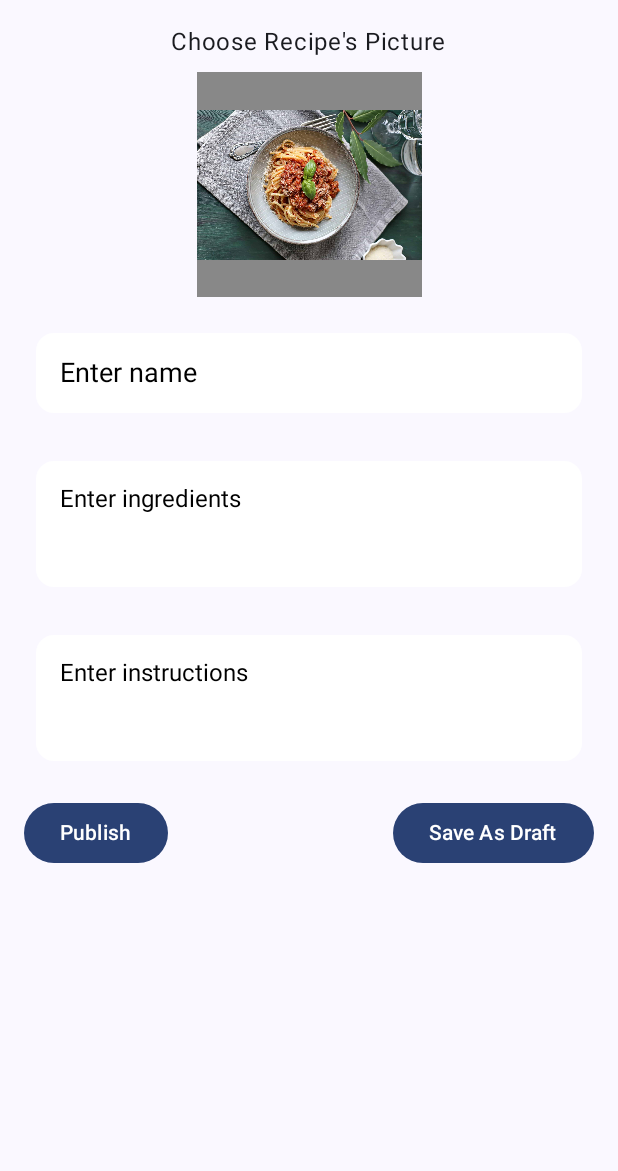
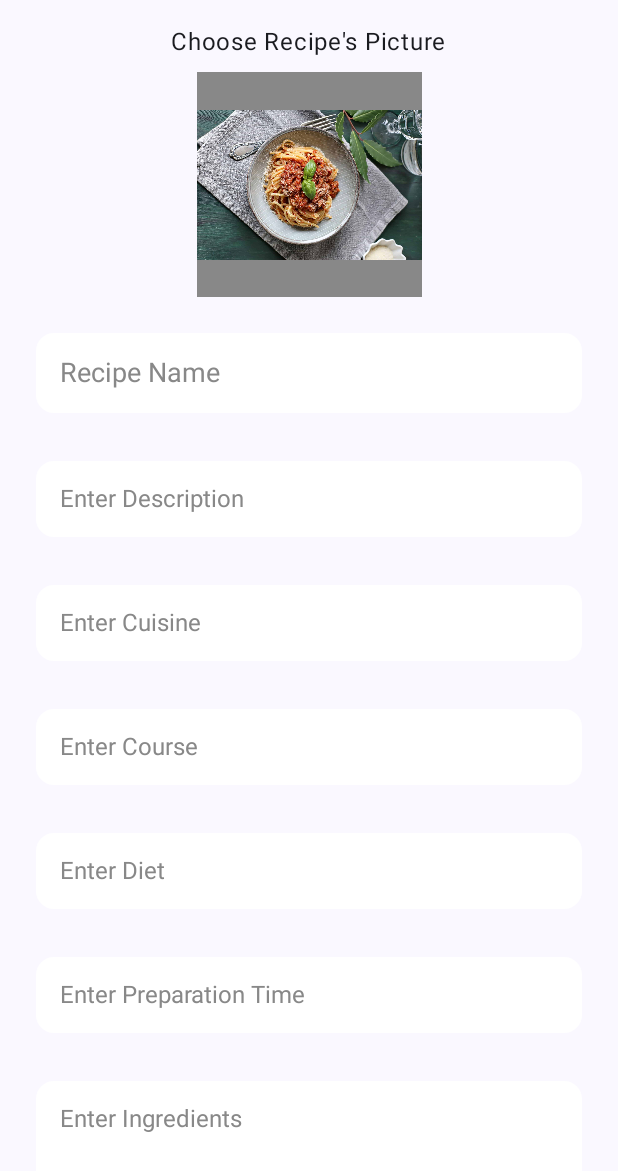
Before and after one commit to mec-cs/aws-bite-byte-frontend, an Android app built with Jetpack Compose: the composable CreateRecipeScreen shown on its own in the app's theme, on a phone screen of 412 x 824 dp. Shown: the top 1171 px of the screen. Run offline under Robolectric (Android 15) with nearby library versions, the phone set to English and light mode, and no system bars; pictures from the network do not load; 2 statements that could not run were skipped.

Commit message:
recipe dto frontend page

```diff
--- a/app/build.gradle.kts
+++ b/app/build.gradle.kts
@@ -91,5 +91,4 @@ dependencies {
     implementation("org.mindrot:jbcrypt:0.4")
     implementation ("io.coil-kt:coil-compose:2.2.2")
 
-
 }
--- a/app/src/main/java/com/chattingapp/foodrecipeuidemo/composables/navigationbar/CreateRecipeScreen.kt
+++ b/app/src/main/java/com/chattingapp/foodrecipeuidemo/composables/navigationbar/CreateRecipeScreen.kt
@@ -1,108 +1,3 @@
-/*package com.chattingapp.foodrecipeuidemo.composables.navigationbar
-import androidx.compose.foundation.Image
-import androidx.compose.foundation.background
-import androidx.compose.foundation.layout.*
-import androidx.compose.foundation.text.BasicTextField
-import androidx.compose.material3.*
-import androidx.compose.runtime.*
-import androidx.compose.ui.Alignment
-import androidx.compose.ui.Modifier
-import androidx.compose.ui.draw.clip
-import androidx.compose.ui.graphics.Color
-import androidx.compose.ui.res.painterResource
-import androidx.compose.ui.text.TextStyle
-import androidx.compose.ui.unit.dp
-import androidx.compose.ui.unit.sp
-import androidx.navigation.NavHostController
-import com.chattingapp.foodrecipeuidemo.R
-@Composable
-fun CreateRecipeScreen(navController: NavHostController) {
-    var recipeName by remember { mutableStateOf("Enter name") }
-    var ingredients by remember { mutableStateOf("Enter ingredients") }
-    var instructions by remember { mutableStateOf("Enter instructions") }
-    Column(
-        modifier = Modifier
-            .fillMaxSize()
-            .padding(16.dp),
-        horizontalAlignment = Alignment.CenterHorizontally
-    ) {
-        Text(text = "Choose Recipe's Picture")
-        Spacer(modifier = Modifier.height(8.dp))
-        Image(
-            painter = painterResource(id = R.drawable.spaghetti_bolognese),
-            contentDescription = null,
-            modifier = Modifier
-                .size(100.dp)
-                .clip(MaterialTheme.shapes.medium)
-        )
-        Spacer(modifier = Modifier.height(16.dp))
-        BasicTextField(
-            value = recipeName,
-            onValueChange = { recipeName = it },
-            textStyle = TextStyle(fontSize = 18.sp, color = Color.Black),
-            decorationBox = { innerTextField ->
-                if (recipeName.isEmpty()) {
-                    Text("Recipe Name", style = TextStyle(color = Color.Gray, fontSize = 18.sp))
-                }
-                innerTextField()
-            },
-            modifier = Modifier
-                .fillMaxWidth()
-                .padding(8.dp)
-                .background(Color.White, MaterialTheme.shapes.medium)
-                .padding(16.dp)
-        )
-        Spacer(modifier = Modifier.height(16.dp))
-        BasicTextField(
-            value = ingredients,
-            onValueChange = { ingredients = it },
-            textStyle = TextStyle(fontSize = 16.sp, color = Color.Black),
-            decorationBox = { innerTextField ->
-                if (ingredients.isEmpty()) {
-                    Text("Enter Ingredients", style = TextStyle(color = Color.Gray, fontSize = 16.sp))
-                }
-                innerTextField()
-            },
-            modifier = Modifier
-                .fillMaxWidth()
-                .height(100.dp)
-                .padding(8.dp)
-                .background(Color.White, MaterialTheme.shapes.medium)
-                .padding(16.dp)
-        )
-        Spacer(modifier = Modifier.height(16.dp))
-        BasicTextField(
-            value = instructions,
-            onValueChange = { instructions = it },
-            textStyle = TextStyle(fontSize = 16.sp, color = Color.Black),
-            decorationBox = { innerTextField ->
-                if (instructions.isEmpty()) {
-                    Text("Enter Instructions", style = TextStyle(color = Color.Gray, fontSize = 16.sp))
-                }
-                innerTextField()
-            },
-            modifier = Modifier
-                .fillMaxWidth()
-                .height(100.dp)
-                .padding(8.dp)
-                .background(Color.White, MaterialTheme.shapes.medium)
-                .padding(16.dp)
-        )
-        Spacer(modifier = Modifier.height(16.dp))
-        Row(
-            modifier = Modifier.fillMaxWidth(),
-            horizontalArrangement = Arrangement.SpaceBetween
-        ) {
-            Button(onClick = { /* Backend Part (Batu) */ }) {
-                Text("Publish")
-            }
-            Button(onClick = { /* Backend Part (Batu) */ }) {
-                Text("Save As Draft")
-            }
-        }
-    }
-}*/
-
 package com.chattingapp.foodrecipeuidemo.composables.navigationbar
 
 import android.net.Uri
@@ -121,7 +16,9 @@ import androidx.compose.foundation.layout.fillMaxWidth
 import androidx.compose.foundation.layout.height
 import androidx.compose.foundation.layout.padding
 import androidx.compose.foundation.layout.size
+import androidx.compose.foundation.rememberScrollState
 import androidx.compose.foundation.text.BasicTextField
+import androidx.compose.foundation.verticalScroll
 import androidx.compose.material3.Button
 import androidx.compose.material3.MaterialTheme
 import androidx.compose.material3.Text
@@ -135,17 +32,24 @@ import androidx.compose.ui.Modifier
 import androidx.compose.ui.graphics.Color
 import androidx.compose.ui.res.painterResource
 import androidx.compose.ui.text.TextStyle
+import androidx.compose.ui.tooling.preview.Preview
 import androidx.compose.ui.unit.dp
 import androidx.compose.ui.unit.sp
 import androidx.navigation.NavHostController
+import androidx.navigation.compose.rememberNavController
 import coil.compose.rememberAsyncImagePainter
 import com.chattingapp.foodrecipeuidemo.R
 
 @Composable
 fun CreateRecipeScreen(navController: NavHostController) {
-    var recipeName by remember { mutableStateOf("Enter name") }
-    var ingredients by remember { mutableStateOf("Enter ingredients") }
-    var instructions by remember { mutableStateOf("Enter instructions") }
+    var recipeName by remember { mutableStateOf("") }
+    var description by remember { mutableStateOf("") }
+    var cuisine by remember { mutableStateOf("") }
+    var course by remember { mutableStateOf("") }
+    var diet by remember { mutableStateOf("") }
+    var prepTime by remember { mutableStateOf("") }
+    var ingredients by remember { mutableStateOf("") }
+    var instructions by remember { mutableStateOf("") }
     var imageUri by remember { mutableStateOf<Uri?>(null) }
 
     val launcher = rememberLauncherForActivityResult(
@@ -157,6 +61,7 @@ fun CreateRecipeScreen(navController: NavHostController) {
     Column(
         modifier = Modifier
             .fillMaxSize()
+            .verticalScroll(rememberScrollState())
             .padding(16.dp),
         horizontalAlignment = Alignment.CenterHorizontally
     ) {
@@ -178,7 +83,7 @@ fun CreateRecipeScreen(navController: NavHostController) {
                 )
             } else {
                 Image(
-                    painter = painterResource(id = R.drawable.spaghetti_bolognese),  // Add a placeholder image resource
+                    painter = painterResource(id = R.drawable.spaghetti_bolognese),  // Placeholder image
                     contentDescription = null,
                     modifier = Modifier.fillMaxSize()
                 )
@@ -194,6 +99,101 @@ fun CreateRecipeScreen(navController: NavHostController) {
             decorationBox = { innerTextField ->
                 if (recipeName.isEmpty()) {
                     Text("Recipe Name", style = TextStyle(color = Color.Gray, fontSize = 18.sp))
+                }
+                innerTextField()
+            },
+            modifier = Modifier
+                .fillMaxWidth()
+                .padding(8.dp)
+                .background(Color.White, MaterialTheme.shapes.medium)
+                .padding(16.dp)
+        )
+
+        Spacer(modifier = Modifier.height(16.dp))
+
+        BasicTextField(
+            value = description,
+            onValueChange = { description = it },
+            textStyle = TextStyle(fontSize = 16.sp, color = Color.Black),
+            decorationBox = { innerTextField ->
+                if (description.isEmpty()) {
+                    Text("Enter Description", style = TextStyle(color = Color.Gray, fontSize = 16.sp))
+                }
+                innerTextField()
+            },
+            modifier = Modifier
+                .fillMaxWidth()
+                .padding(8.dp)
+                .background(Color.White, MaterialTheme.shapes.medium)
+                .padding(16.dp)
+        )
+
+        Spacer(modifier = Modifier.height(16.dp))
+
+        BasicTextField(
+            value = cuisine,
+            onValueChange = { cuisine = it },
+            textStyle = TextStyle(fontSize = 16.sp, color = Color.Black),
+            decorationBox = { innerTextField ->
+                if (cuisine.isEmpty()) {
+                    Text("Enter Cuisine", style = TextStyle(color = Color.Gray, fontSize = 16.sp))
+                }
+                innerTextField()
+            },
+            modifier = Modifier
+                .fillMaxWidth()
+                .padding(8.dp)
+                .background(Color.White, MaterialTheme.shapes.medium)
+                .padding(16.dp)
+        )
+
+        Spacer(modifier = Modifier.height(16.dp))
+
+        BasicTextField(
+            value = course,
+            onValueChange = { course = it },
+            textStyle = TextStyle(fontSize = 16.sp, color = Color.Black),
+            decorationBox = { innerTextField ->
+                if (course.isEmpty()) {
+                    Text("Enter Course", style = TextStyle(color = Color.Gray, fontSize = 16.sp))
+                }
+                innerTextField()
+            },
+            modifier = Modifier
+                .fillMaxWidth()
+                .padding(8.dp)
+                .background(Color.White, MaterialTheme.shapes.medium)
+                .padding(16.dp)
+        )
+
+        Spacer(modifier = Modifier.height(16.dp))
+
+        BasicTextField(
+            value = diet,
+            onValueChange = { diet = it },
+            textStyle = TextStyle(fontSize = 16.sp, color = Color.Black),
+            decorationBox = { innerTextField ->
+                if (diet.isEmpty()) {
+                    Text("Enter Diet", style = TextStyle(color = Color.Gray, fontSize = 16.sp))
+                }
+                innerTextField()
+            },
+            modifier = Modifier
+                .fillMaxWidth()
+                .padding(8.dp)
+                .background(Color.White, MaterialTheme.shapes.medium)
+                .padding(16.dp)
+        )
+
+        Spacer(modifier = Modifier.height(16.dp))
+
+        BasicTextField(
+            value = prepTime,
+            onValueChange = { prepTime = it },
+            textStyle = TextStyle(fontSize = 16.sp, color = Color.Black),
+            decorationBox = { innerTextField ->
+                if (prepTime.isEmpty()) {
+                    Text("Enter Preparation Time", style = TextStyle(color = Color.Gray, fontSize = 16.sp))
                 }
                 innerTextField()
             },
@@ -248,15 +248,21 @@ fun CreateRecipeScreen(navController: NavHostController) {
 
         Row(
             modifier = Modifier.fillMaxWidth(),
-            horizontalArrangement = Arrangement.SpaceBetween
+            horizontalArrangement = Arrangement.Absolute.SpaceAround
         ) {
-            Button(onClick = { /* Backend Part (Batu) */ }) {
+            Button(onClick = { /* Publish to Backend */ }) {
                 Text("Publish")
             }
 
-            Button(onClick = { /* Backend Part (Batu) */ }) {
+            Button(onClick = { /* Save As Draft to Backend */ }) {
                 Text("Save As Draft")
             }
         }
     }
 }
+
+@Preview(showBackground = true)
+@Composable
+fun PreviewCreateRecipeScreen() {
+    CreateRecipeScreen(navController = rememberNavController())
+}
--- a/app/src/main/java/com/chattingapp/foodrecipeuidemo/retrofit/RetrofitApi.kt
+++ b/app/src/main/java/com/chattingapp/foodrecipeuidemo/retrofit/RetrofitApi.kt
@@ -55,4 +55,9 @@ interface RetrofitAPICredentials {
     @GET("/profile-picture-downloader/download/{fileName}")
     fun getImage(@Path("fileName") imageName:String): Call<String>
 
+
+    // RECIPE API
+
+
+
 }
```
Also changed, not shown: app/src/main/java/com/chattingapp/foodrecipeuidemo/entity/CreateRecipeDTO.kt (added, +21 -0 lines).
